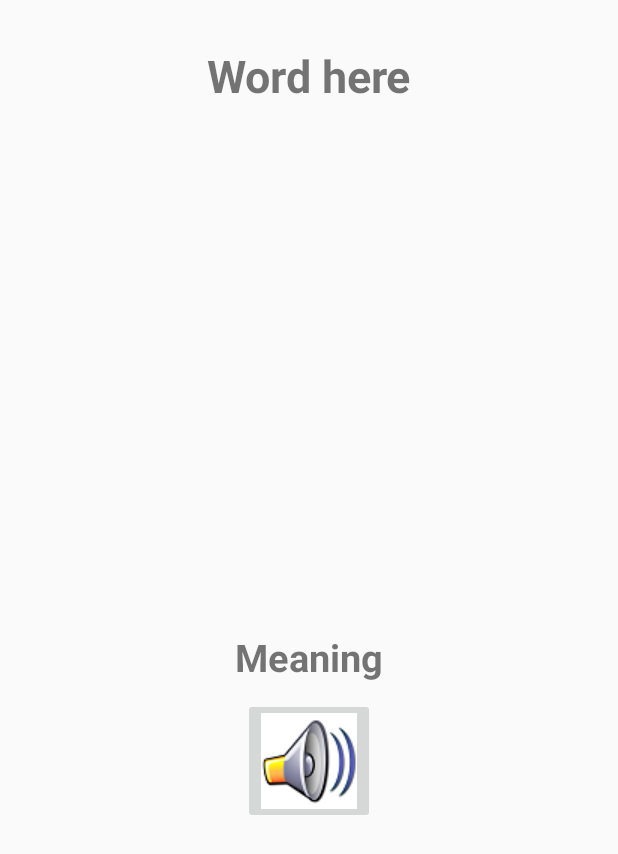
After one commit to TuanAnhNguyen69/Huskid, an Android app: the layout slider.xml on its own in the app's theme, with its tools: preview values and no code run, on a phone screen of 412 x 824 dp. The commit adds this screen. Shown: the top 854 px of the screen. Run offline under Robolectric (Android 15) with nearby library versions, the phone set to English and light mode, and no system bars.

Commit message:
Added images slider

```diff
--- a/app/src/main/res/layout/activity_learn.xml
+++ b/app/src/main/res/layout/activity_learn.xml
@@ -1,9 +1,14 @@
 <?xml version="1.0" encoding="utf-8"?>
-<android.support.constraint.ConstraintLayout xmlns:android="http://schemas.android.com/apk/res/android"
+<LinearLayout xmlns:android="http://schemas.android.com/apk/res/android"
     xmlns:app="http://schemas.android.com/apk/res-auto"
     xmlns:tools="http://schemas.android.com/tools"
     android:layout_width="match_parent"
     android:layout_height="match_parent"
     tools:context="com.example.razor.huskid.activity.LearnActivity">
+    <android.support.v4.view.ViewPager
+        android:id="@+id/viewpager"
+        android:layout_width="match_parent"
+        android:layout_height="match_parent">
 
-</android.support.constraint.ConstraintLayout>
+    </android.support.v4.view.ViewPager>
+</LinearLayout>
--- /dev/null
+++ b/app/src/main/res/layout/slider.xml
@@ -0,0 +1,34 @@
+<?xml version="1.0" encoding="utf-8"?>
+<LinearLayout
+    xmlns:android="http://schemas.android.com/apk/res/android"
+    android:orientation="vertical"
+    android:layout_width="match_parent"
+    android:layout_height="match_parent"
+    android:gravity="center|top">
+
+    <TextView
+        android:layout_width="wrap_content"
+        android:layout_height="wrap_content"
+        android:layout_marginTop="30dp"
+        android:layout_marginBottom="30dp"
+        android:text="Word here"
+        android:textSize="30sp"
+        android:textStyle="bold" />
+    <ImageView
+        android:layout_width="300dp"
+        android:layout_height="300dp"
+        android:id="@+id/img_slider" />
+    <TextView
+        android:layout_width="wrap_content"
+        android:layout_height="wrap_content"
+        android:text="Meaning"
+        android:textSize="25sp"
+        android:textStyle="bold"
+        android:layout_marginTop="20dp"
+        android:layout_marginBottom="10dp"/>
+    <ImageButton
+        android:layout_width="wrap_content"
+        android:layout_height="wrap_content"
+        android:src="@drawable/play_sound"/>
+
+</LinearLayout>
```
Also changed, not shown: app/src/main/res/drawable/play_sound.png (added).
